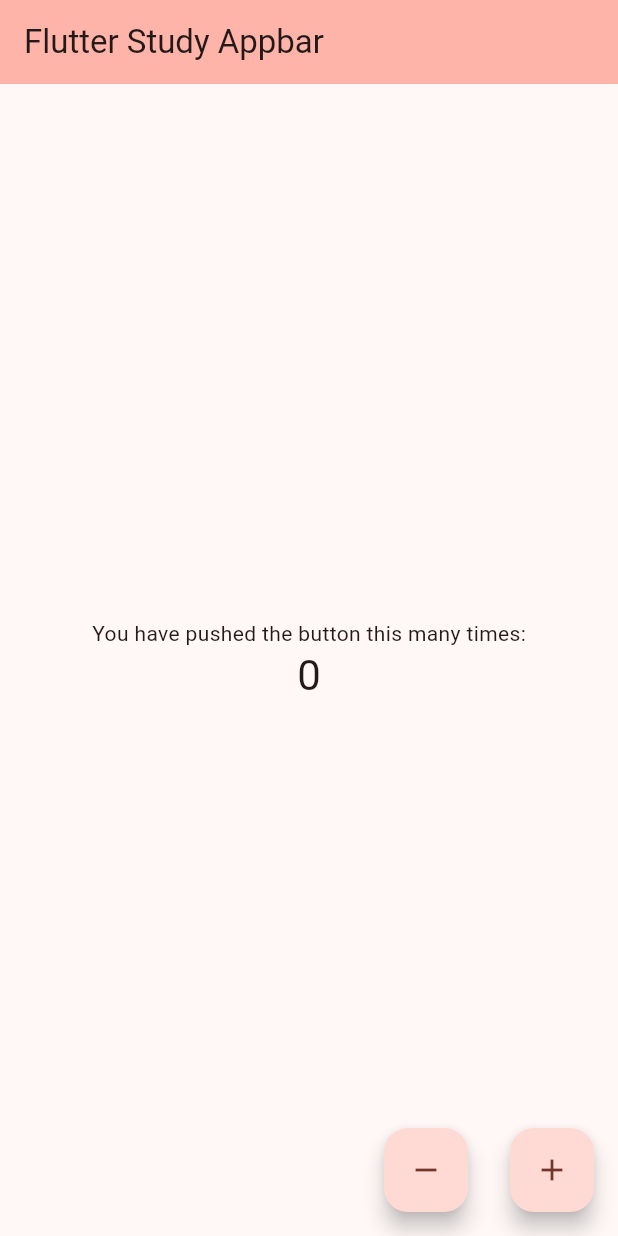
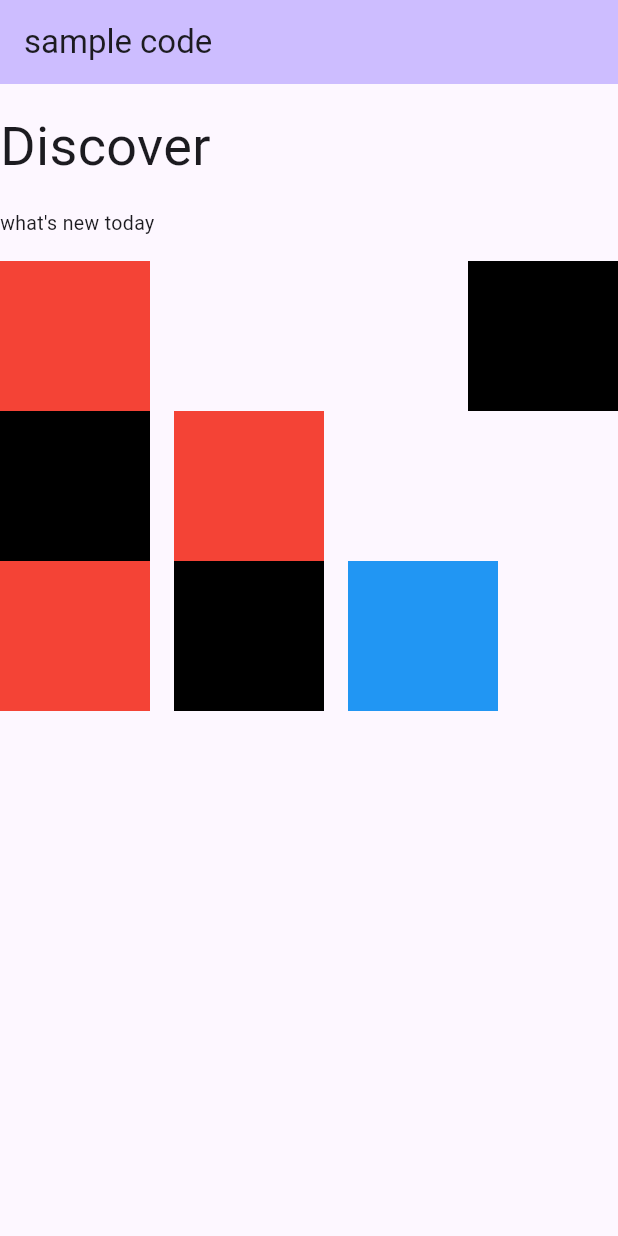
Before and after one commit to jintaeyeong/Develop-Flutter, a Flutter app: the screen it shows after launch, on a phone screen of 412 x 824 dp. Run offline on Flutter 3.47's test engine with Material 3 defaults, Android fonts, the phone set to English and light mode, and no system bars; our stand-ins replace bloc, flutter_riverpod.

Commit message:
2024/08/08 스터디 숙제

```diff
--- a/flutter_study/lib/main.dart
+++ b/flutter_study/lib/main.dart
@@ -11,12 +11,13 @@ class MyApp extends StatelessWidget {
   @override
   Widget build(BuildContext context) {
     return MaterialApp(
+      debugShowCheckedModeBanner: false,
       title: 'Flutter 공부앱', //앱이 백그라운드에 있을 때 앱 목록에 표시되는 이름
       theme: ThemeData(
-        colorScheme: ColorScheme.fromSeed(seedColor: Colors.red),
+        colorScheme: ColorScheme.fromSeed(seedColor: Colors.deepPurpleAccent),
         useMaterial3: true,
       ),
-      home: const MyHomePage(title: 'Flutter Study Appbar'),
+      home: const MyHomePage(title: 'sample code'),
     );
   }
 }
@@ -31,21 +32,6 @@ class MyHomePage extends StatefulWidget {
 }
 
 class _MyHomePageState extends State<MyHomePage> {
-  int _counter = 0;
-
-  void _incrementCounter() {
-    setState(() {
-      print('버튼 눌렀다');
-      _counter++;
-    });
-  }
-
-  void _descrementCounter() {
-    setState(() {
-      print('버튼 눌렀다');
-      _counter--;
-    });
-  }
 
   @override
   Widget build(BuildContext context) { // setState가 불려지면 항상 실행되는 메소드
@@ -54,61 +40,70 @@ class _MyHomePageState extends State<MyHomePage> {
         backgroundColor: Theme.of(context).colorScheme.inversePrimary,
         title: Text(widget.title),
       ),
-      body: Center(
-        // Center is a layout widget. It takes a single child and positions it
-        // in the middle of the parent.
-        child: Column(
-          // Column is also a layout widget. It takes a list of children and
-          // arranges them vertically. By default, it sizes itself to fit its
-          // children horizontally, and tries to be as tall as its parent.
-          //
-          // Column has various properties to control how it sizes itself and
-          // how it positions its children. Here we use mainAxisAlignment to
-          // center the children vertically; the main axis here is the vertical
-          // axis because Columns are vertical (the cross axis would be
-          // horizontal).
-          //
-          // TRY THIS: Invoke "debug painting" (choose the "Toggle Debug Paint"
-          // action in the IDE, or press "p" in the console), to see the
-          // wireframe for each widget.
-          mainAxisAlignment: MainAxisAlignment.center,
-          children: <Widget>[
-            const Text(
-              'You have pushed the button this many times:',
-            ),
-            Text(
-              '$_counter',
-              style: Theme.of(context).textTheme.headlineMedium,
-            ),
-          ],
-        ),
-      ),
-      floatingActionButtonLocation: FloatingActionButtonLocation.centerDocked,
-      floatingActionButton: Stack(
+      body: Column(
+        crossAxisAlignment: CrossAxisAlignment.start,
         children: [
-          Positioned(
-              bottom: 16,
-              right: 16,
-              child: FloatingActionButton(
-                onPressed: _incrementCounter,
-                tooltip: 'Increment',
-                child: const Icon(Icons.add),
-              )),
-          Positioned(
-              bottom: 16,
-              right: 100,
-              child: FloatingActionButton(
-                onPressed: _descrementCounter,
-                tooltip: 'Decrement',
-                child: const Icon(Icons.remove),
-              )),
+          const SizedBox(height: 16), // cosnt를 지정하면 한번 실행 후 바뀌지 않으니까 성능 개선하는데 도움을 줄 수 있음
+          const Text('Discover', style: TextStyle(fontSize: 36)),
+          const SizedBox(height: 16),
+          const Text('what\'s new today', style: TextStyle(fontSize: 13)),
+          const SizedBox(height: 16),
+          Row(
+            children: [
+              Container(
+                height: 100,
+                width: 100,
+                color: Colors.red,
+              ),
+              const Expanded(
+                child: SizedBox(height: 100),
+              ),
+              Container(
+                height: 100,
+                width: 100,
+                color: Colors.black,
+              ),
+            ],
+          ),
+          Row(
+             children: [
+               Container(
+                height: 100,
+                width: 100,
+                color: Colors.black,
+                ),
+               const SizedBox(width: 16),
+               Container(
+                 height:100,
+                 width: 100,
+                 color: Colors.red,
+               )
+             ],
+          ),
+          Row(
+            children: [
+              Container(
+                height: 100,
+                width: 100,
+                color: Colors.red,
+              ),
+              const SizedBox(width: 16),
+              Container(
+                height:100,
+                width: 100,
+                color: Colors.black,
+              ),
+              const SizedBox(width: 16),
+              Container(
+                height: 100,
+                width: 100,
+                color: Colors.blue,
+              ),
 
+            ],
+          ),
         ],
-      )/*FloatingActionButton(
-        onPressed: _incrementCounter,
-        tooltip: 'Increment',
-        child: const Icon(Icons.add),
-      )*/, // This trailing comma makes auto-formatting nicer for build methods.
+      )
     );
   }
 
--- /dev/null
+++ b/flutter_study/lib/mainDuplicated.dart
@@ -0,0 +1,115 @@
+import 'package:flutter/material.dart';
+
+void main() {
+  runApp(const MyApp());
+}
+
+class MyApp extends StatelessWidget {
+  const MyApp({super.key});
+
+  // 이 위젯은 App의 루트입니다.
+  @override
+  Widget build(BuildContext context) {
+    return MaterialApp(
+      title: 'Flutter 공부앱', //앱이 백그라운드에 있을 때 앱 목록에 표시되는 이름
+      theme: ThemeData(
+        colorScheme: ColorScheme.fromSeed(seedColor: Colors.red),
+        useMaterial3: true,
+      ),
+      home: const MyHomePage(title: 'Flutter Study Appbar'),
+    );
+  }
+}
+
+class MyHomePage extends StatefulWidget {
+  const MyHomePage({super.key, required this.title});
+  final String title;
+
+  @override
+  State<MyHomePage> createState() => _MyHomePageState(); // State 객체를 생성할 때 사용되는 메서드
+// _MyHomePageState는 MyHomePage 위젯의 상태를 관리하는 클래스임을 나타냄
+}
+
+class _MyHomePageState extends State<MyHomePage> {
+  int _counter = 0;
+
+  void _incrementCounter() {
+    setState(() {
+      print('버튼 눌렀다');
+      _counter++;
+    });
+  }
+
+  void _descrementCounter() {
+    setState(() {
+      print('버튼 눌렀다');
+      _counter--;
+    });
+  }
+
+  @override
+  Widget build(BuildContext context) { // setState가 불려지면 항상 실행되는 메소드
+    return Scaffold(
+      appBar: AppBar(
+        backgroundColor: Theme.of(context).colorScheme.inversePrimary,
+        title: Text(widget.title),
+      ),
+      body: Center(
+        // Center is a layout widget. It takes a single child and positions it
+        // in the middle of the parent.
+        child: Column(
+          // Column is also a layout widget. It takes a list of children and
+          // arranges them vertically. By default, it sizes itself to fit its
+          // children horizontally, and tries to be as tall as its parent.
+          //
+          // Column has various properties to control how it sizes itself and
+          // how it positions its children. Here we use mainAxisAlignment to
+          // center the children vertically; the main axis here is the vertical
+          // axis because Columns are vertical (the cross axis would be
+          // horizontal).
+          //
+          // TRY THIS: Invoke "debug painting" (choose the "Toggle Debug Paint"
+          // action in the IDE, or press "p" in the console), to see the
+          // wireframe for each widget.
+          mainAxisAlignment: MainAxisAlignment.center,
+          children: <Widget>[
+            const Text(
+              'You have pushed the button this many times:',
+            ),
+            Text(
+              '$_counter',
+              style: Theme.of(context).textTheme.headlineMedium,
+            ),
+          ],
+        ),
+      ),
+      floatingActionButtonLocation: FloatingActionButtonLocation.centerDocked,
+      floatingActionButton: Stack(
+        children: [
+          Positioned(
+              bottom: 16,
+              right: 16,
+              child: FloatingActionButton(
+                onPressed: _incrementCounter,
+                tooltip: 'Increment',
+                child: const Icon(Icons.add),
+              )),
+          Positioned(
+              bottom: 16,
+              right: 100,
+              child: FloatingActionButton(
+                onPressed: _descrementCounter,
+                tooltip: 'Decrement',
+                child: const Icon(Icons.remove),
+              )),
+
+        ],
+      )/*FloatingActionButton(
+        onPressed: _incrementCounter,
+        tooltip: 'Increment',
+        child: const Icon(Icons.add),
+      )*/, // This trailing comma makes auto-formatting nicer for build methods.
+    );
+  }
+
+}
```
